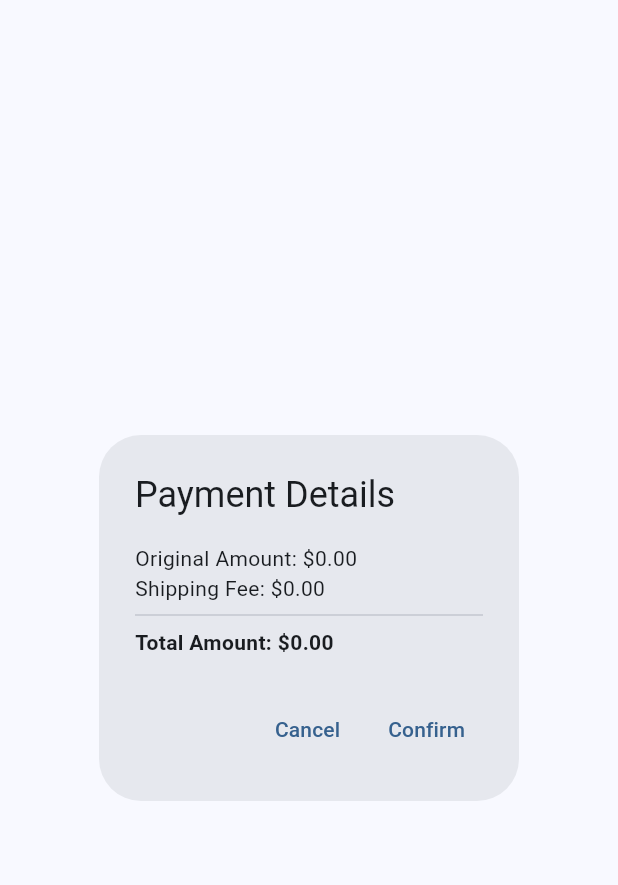
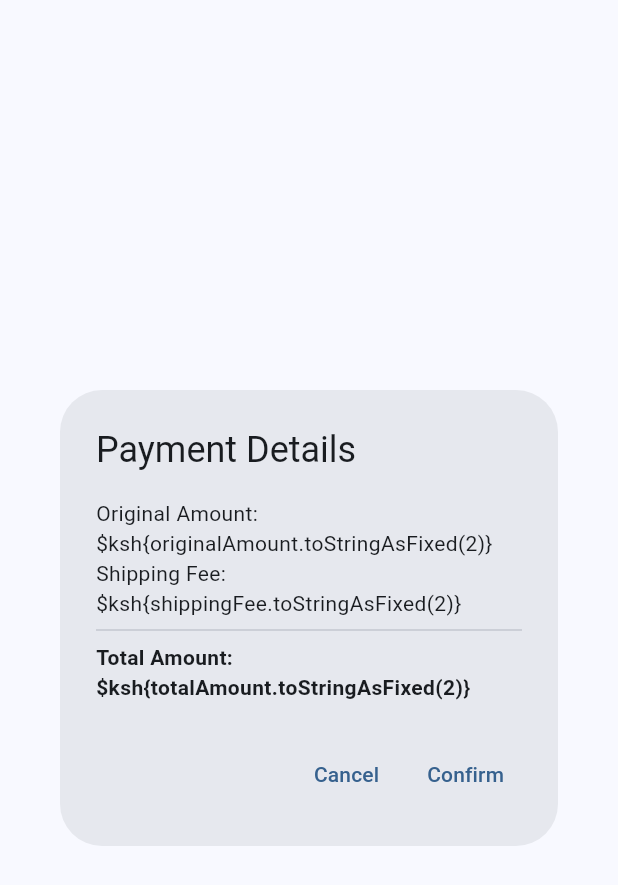
Before and after one commit to joshuandungu/gas_app, a Flutter app: the PaymentDetailsDialog widget shown alone on an empty page, opened directly with empty values, on a phone screen of 412 x 824 dp. Shown: the top 885 px of the screen. Run offline on Flutter 3.47's test engine with Material 3 defaults, Android fonts, the phone set to English and light mode, and no system bars; our stand-ins replace badges, carousel_slider, connectivity_plus, dio, dotted_border, file_picker and 5 more; missing offline and left inert: cloudinary_public, pay; accounts and stored records are empty; network calls fail.

Commit message:
Changing dollar to Ksh

```diff
--- a/lib/common/widgets/payments_details_dialog.dart
+++ b/lib/common/widgets/payments_details_dialog.dart
@@ -22,11 +22,11 @@ class PaymentDetailsDialog extends StatelessWidget {
         mainAxisSize: MainAxisSize.min,
         crossAxisAlignment: CrossAxisAlignment.start,
         children: [
-          Text('Original Amount: \$${originalAmount.toStringAsFixed(2)}'),
-          Text('Shipping Fee: \$${shippingFee.toStringAsFixed(2)}'),
+          Text('Original Amount: \$ksh{originalAmount.toStringAsFixed(2)}'),
+          Text('Shipping Fee: \$ksh{shippingFee.toStringAsFixed(2)}'),
           const Divider(),
           Text(
-            'Total Amount: \$${totalAmount.toStringAsFixed(2)}',
+            'Total Amount: \$ksh{totalAmount.toStringAsFixed(2)}',
             style: const TextStyle(fontWeight: FontWeight.bold),
           ),
         ],
--- a/lib/common/widgets/product_card.dart
+++ b/lib/common/widgets/product_card.dart
@@ -140,7 +140,7 @@ class ProductCard extends StatelessWidget {
                     Row(
                       children: [
                         Text(
-                          '\$${product.finalPrice.toStringAsFixed(2)}',
+                          '\$ksh{product.finalPrice.toStringAsFixed(2)}',
                           style: const TextStyle(
                             color: Colors.red,
                             fontSize: 14,
@@ -151,7 +151,7 @@ class ProductCard extends StatelessWidget {
                           const SizedBox(width: 4),
                           Expanded(
                             child: Text(
-                              '\$${product.price.toStringAsFixed(2)}',
+                              '\$ksh{product.price.toStringAsFixed(2)}',
                               style: const TextStyle(
                                 decoration: TextDecoration.lineThrough,
                                 color: Colors.grey,
--- a/lib/features/cart/screens/cart_screen.dart
+++ b/lib/features/cart/screens/cart_screen.dart
@@ -237,7 +237,7 @@ class _CartScreenState extends State<CartScreen> {
                   Padding(
                     padding: const EdgeInsets.all(8.0),
                     child: CustomButton(
-                      text: "Proceed to Buy (${_selectedItems.length} items)",
+                      text: "Proceed to Buy (Ksh{_selectedItems.length} items)",
                       function: _selectedItems.isEmpty
                           ? null
                           : () => navigateToAddressScreen(selectedTotal),
--- a/lib/features/order_details/screens/order_details_screens.dart
+++ b/lib/features/order_details/screens/order_details_screens.dart
@@ -313,7 +313,7 @@ class _OrderDetailsScreensState extends State<OrderDetailsScreens> {
                     const SizedBox(height: 8),
                     _buildOrderInfoRow(
                       'Order Total:',
-                      '\$${widget.order.totalPrice.toStringAsFixed(2)}',
+                      '\$ksh{widget.order.totalPrice.toStringAsFixed(2)}',
                       valueColor: Colors.green,
                     ),
                     const SizedBox(height: 8),
@@ -395,7 +395,7 @@ class _OrderDetailsScreensState extends State<OrderDetailsScreens> {
                               ),
                               const SizedBox(height: 4),
                               Text(
-                                'Price: \$${widget.order.products[index].price}',
+                                'Price: \$ksh{widget.order.products[index].price}',
                                 style: const TextStyle(
                                   color: Colors.green,
                                   fontWeight: FontWeight.w600,
```
